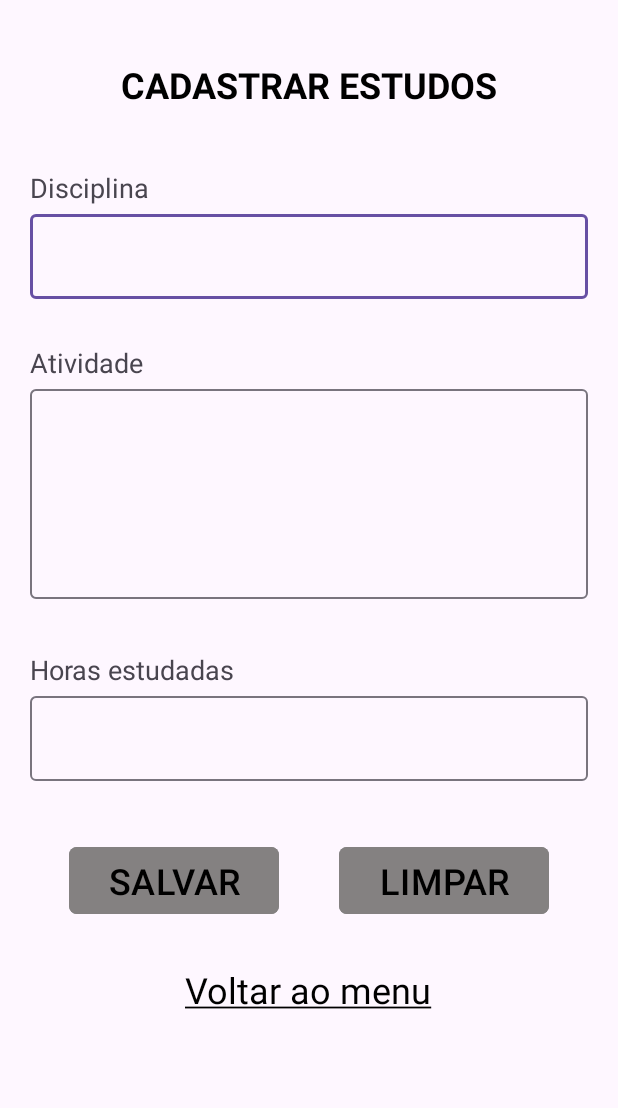
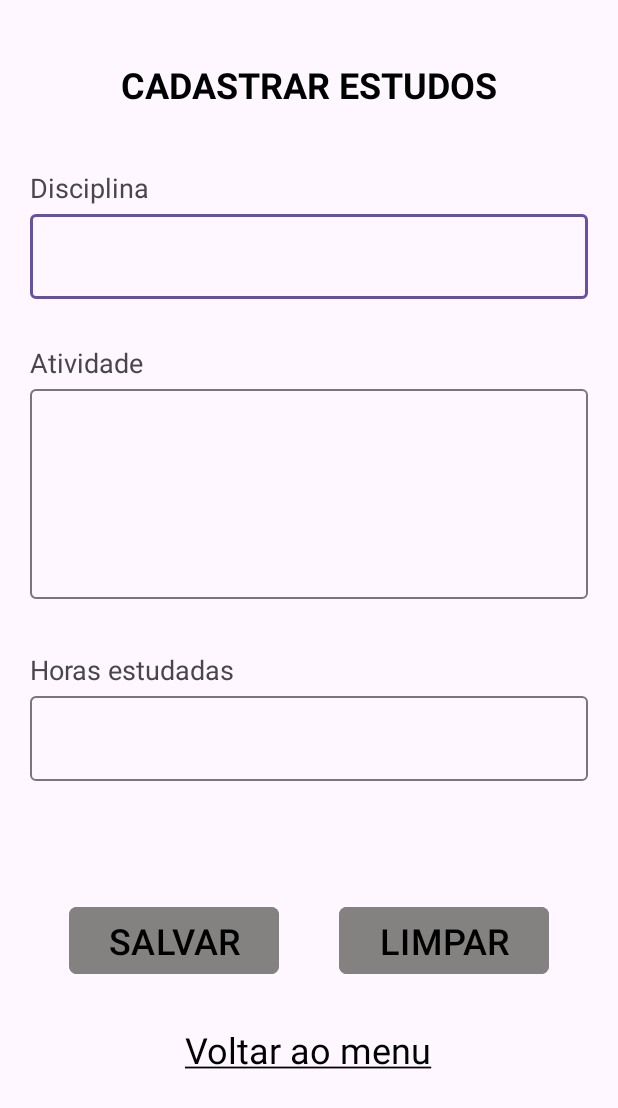
Before and after one commit to lndsilva/ControleEstudosApp, an Android app: the CadastrarEstudosActivity screen opened directly, with no data from a screen before it, on a phone screen of 412 x 824 dp. Shown: the top 1108 px of the screen. Run offline under Robolectric (Android 15) with nearby library versions, the phone set to English and light mode, and no system bars; 1 statement that could not run was skipped.

Commit message:
cadastrar estudos componentes internos

```diff
--- a/app/src/main/res/layout/cadastrar_estudos_layout.xml
+++ b/app/src/main/res/layout/cadastrar_estudos_layout.xml
@@ -71,6 +71,7 @@
     </com.google.android.material.textfield.TextInputLayout>
 
     <LinearLayout
+        android:layout_marginTop="40sp"
         android:gravity="center_horizontal"
         android:layout_width="match_parent"
         android:layout_height="wrap_content"
```
